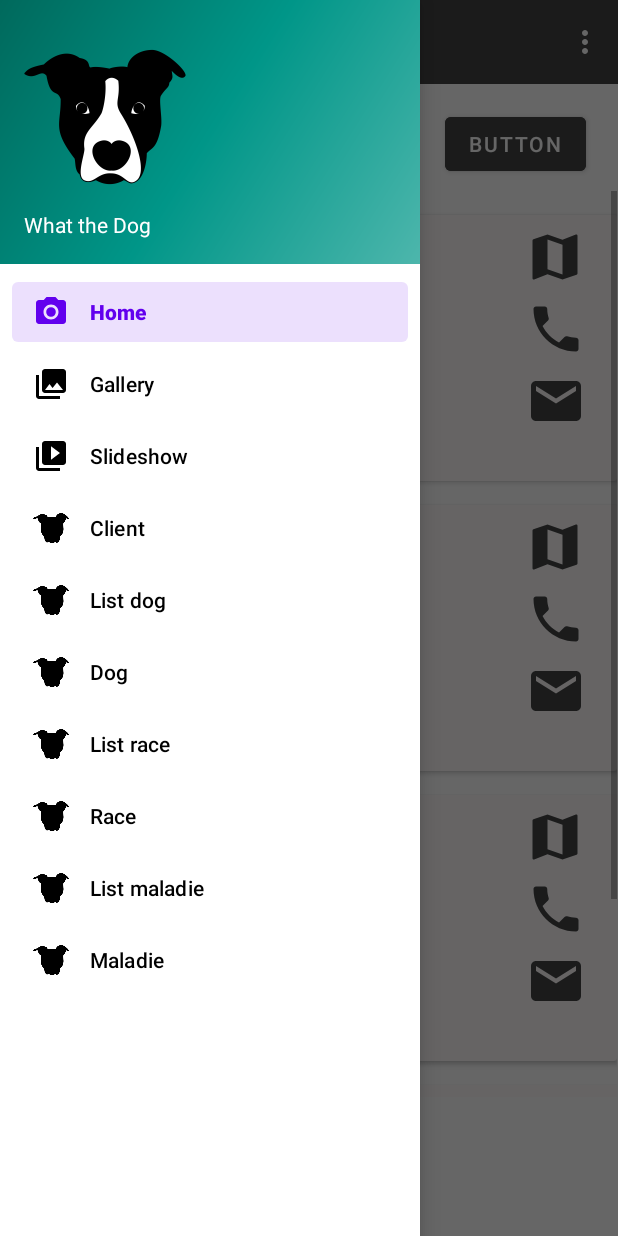
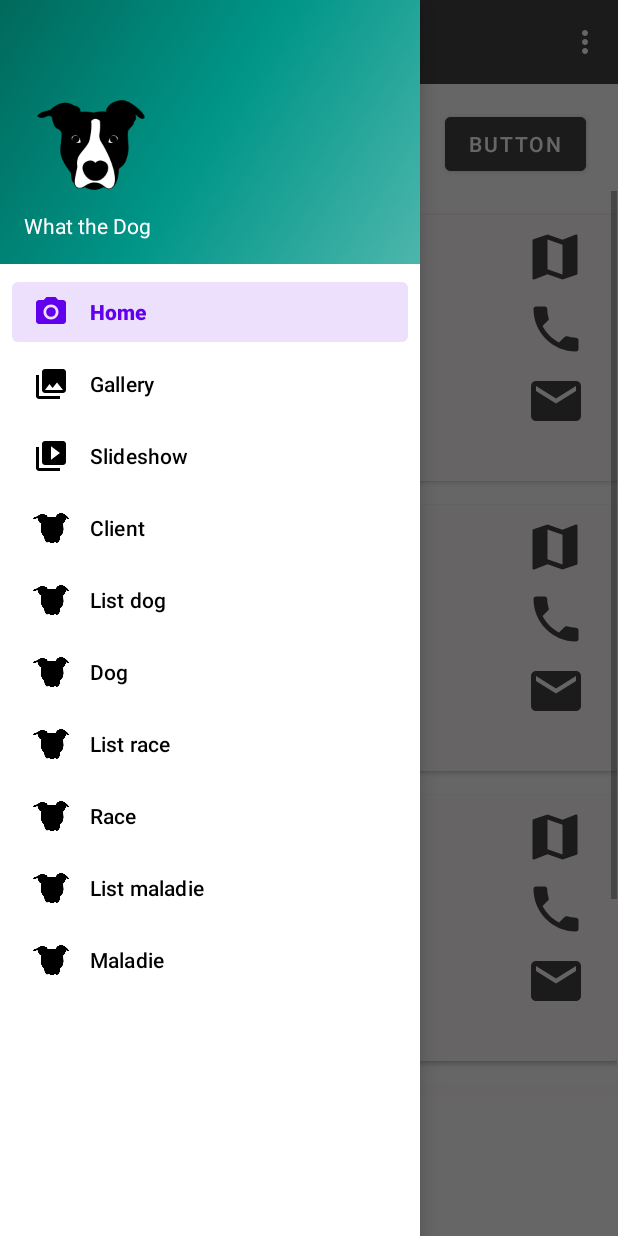
Before and after one commit to robielTes/What_the_dog, an Android app: the screen it shows after launch (MainActivity), with the side drawer open, on a phone screen of 412 x 824 dp. Run offline under Robolectric (Android 15) with nearby library versions, the phone set to English and light mode, and no system bars; our stand-ins replace navigation-ui.

Commit message:
Update logo size

```diff
--- a/app/src/main/res/layout/nav_header_main.xml
+++ b/app/src/main/res/layout/nav_header_main.xml
@@ -14,8 +14,8 @@
 
     <ImageView
         android:id="@+id/imageView"
-        android:layout_width="wrap_content"
-        android:layout_height="wrap_content"
+        android:layout_width="89dp"
+        android:layout_height="80dp"
         android:contentDescription="@string/nav_header_desc"
         android:paddingTop="@dimen/nav_header_vertical_spacing"
         app:srcCompat="@mipmap/ic_launcher_foreground" />
@@ -27,9 +27,4 @@
         android:text="@string/app_name"
         android:textAppearance="@style/TextAppearance.AppCompat.Body1" />
 
-    <TextView
-        android:id="@+id/textView"
-        android:layout_width="wrap_content"
-        android:layout_height="wrap_content"
-        android:text="@string/nav_header_subtitle" />
 </LinearLayout>
```
